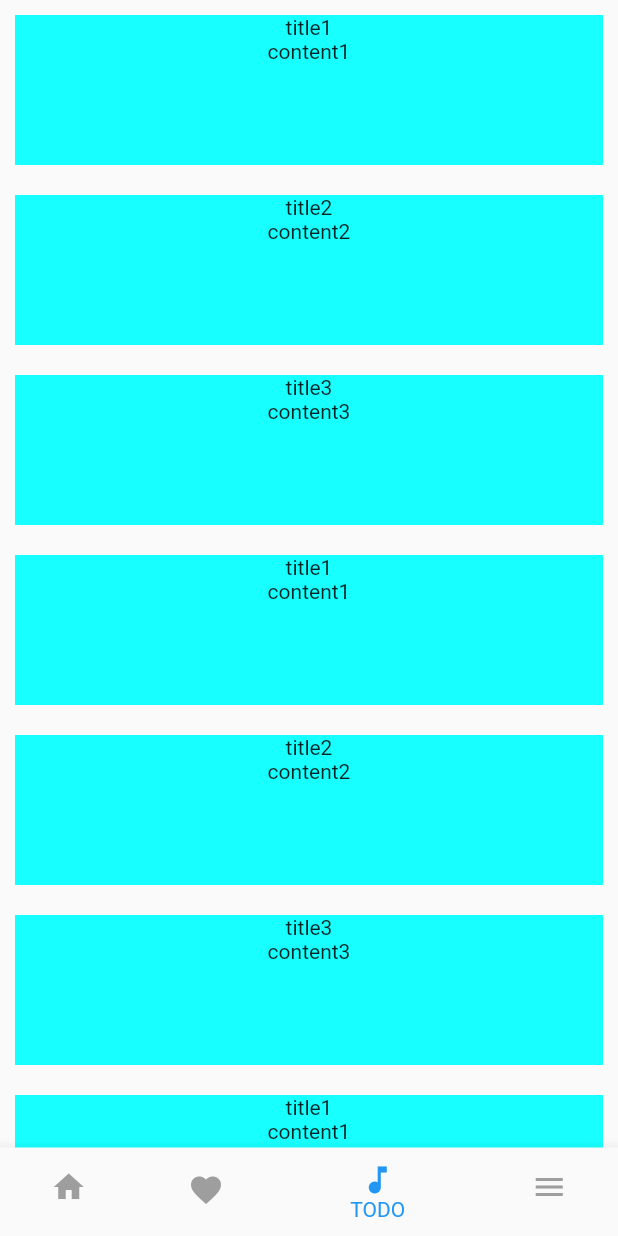
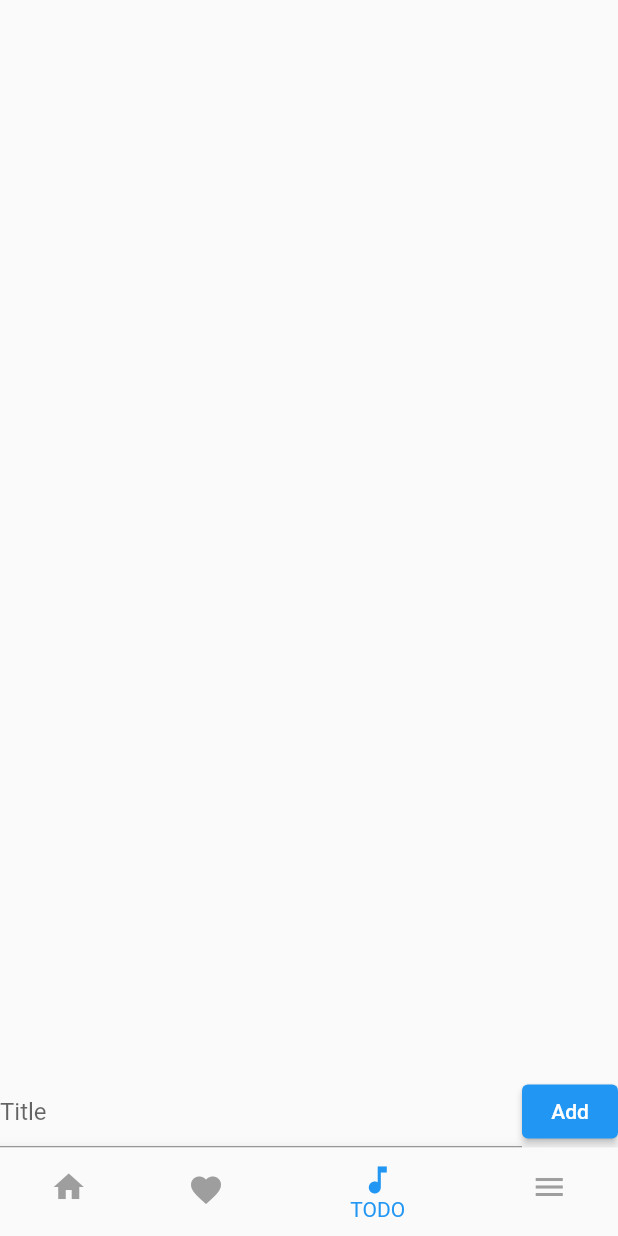
Before and after one commit to melodysdreamj/songdo_flutter_studty_2, a Flutter app: the screen it shows after launch, item 3 of the bottom bar chosen, on a phone screen of 412 x 824 dp. Run offline on Flutter 3.47's test engine with Material 2 defaults, Android fonts, the phone set to English and light mode, and no system bars.

Commit message:
투두 입력

```diff
--- a/lib/page/TodoPage.dart
+++ b/lib/page/TodoPage.dart
@@ -17,36 +17,54 @@ class TodoModel
 
 class _TodoPageState extends State<TodoPage> {
 
-  final List<TodoModel> _todoList = [
-    TodoModel(title: 'title1', content: 'content1'),
-    TodoModel(title: 'title2', content: 'content2'),
-    TodoModel(title: 'title3', content: 'content3'),
-    TodoModel(title: 'title1', content: 'content1'),
-    TodoModel(title: 'title2', content: 'content2'),
-    TodoModel(title: 'title3', content: 'content3'),
-    TodoModel(title: 'title1', content: 'content1'),
-    TodoModel(title: 'title2', content: 'content2'),
-    TodoModel(title: 'title3', content: 'content3'),
-    TodoModel(title: 'title1', content: 'content1'),
-    TodoModel(title: 'title2', content: 'content2'),
-    TodoModel(title: 'title3', content: 'content3'),
-  ];
+  final List<TodoModel> _todoList = [];
+  final _todoController = TextEditingController();
 
   @override
   Widget build(BuildContext context) {
     return Scaffold(
-    body: ListView.builder(
+    body: Column(
+      children: [
+        Expanded(
+          child: ListView.builder(
             itemCount: _todoList.length,
             itemBuilder: (context, index) {
               return listItemWidget(_todoList[index]);
             },
             ),
+        ),
+        Row(
+           children: [
+            Expanded(
+              child: TextField(
+                controller: _todoController ,
+                decoration: const InputDecoration(
+                  hintText: 'Title',
+                ),
+              ),
+            ),
+            ElevatedButton(
+              onPressed: () {
+                print(_todoController.text);
+                setState(() {
+                  _todoList.add(TodoModel(
+                      title: _todoController.text,
+                      content: _todoController.text, ));
+                });
+                _todoController.clear();
+
+              },
+              child: const Text('Add'),
+            ),
+          ],
+        ),
+      ],
+    ),
     );
   }
 
   Widget listItemWidget(TodoModel todo) {
-    return Expanded(
-      child: Container(
+    return Container(
       margin: const EdgeInsets.all(10),
       color: Colors.cyanAccent,
         height: 100,
@@ -55,7 +73,6 @@ class _TodoPageState extends State<TodoPage> {
             Text(todo.title),
             Text(todo.content),
           ],
-          )),
-    );
+        ));
   }
 }
```
Lines whose indentation alone changed are shown as unchanged.
